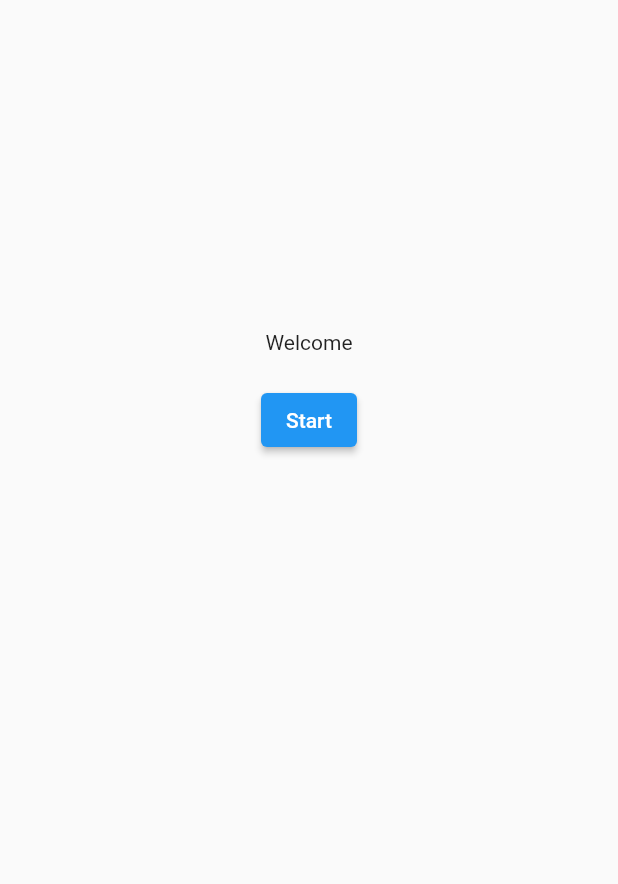
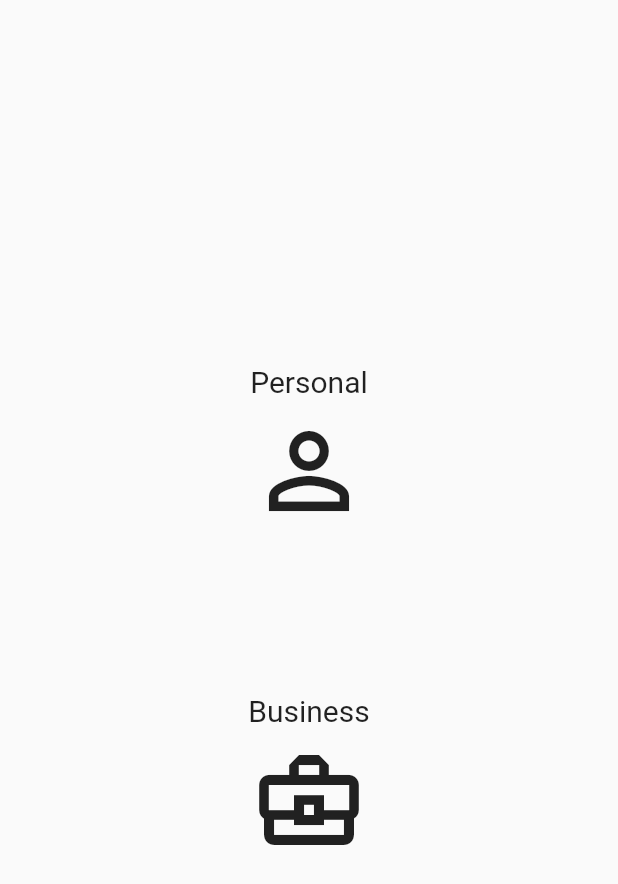
Before and after one commit to WisePumpkin/tryinglogin, a Flutter app: the screen it shows after launch, on a phone screen of 412 x 824 dp. Shown: the top 884 px of the screen. Run offline on Flutter 3.47's test engine with Material 2 defaults, Android fonts, the phone set to English and light mode, and no system bars.

Commit message:
Seperated personal and business login

```diff
--- a/lib/intro.dart
+++ b/lib/intro.dart
@@ -1,4 +1,5 @@
 import 'package:flutter/material.dart';
+import 'package:tryinglogin/businesslogin.dart';
 import 'package:tryinglogin/login.dart';
 
 class intro extends StatelessWidget {
@@ -9,19 +10,30 @@ class intro extends StatelessWidget {
     return Scaffold(
 
       body: SafeArea(
-        child:Column(
-          children:[
-            const SizedBox(height: 220),
-            const Center(child: Text("Welcome")),
-            const Center(child: SizedBox(height: 20,)),
-            Center(
-              child: ElevatedButton(
-                  onPressed:
-                      ()=>Navigator.pushReplacement(context, MaterialPageRoute(builder:(context) {return const login();})),
-                  child: const Text("Start")
-              ),
-            )],
+        child: Container(
+          child: Center(
+            child: Column(
+              mainAxisAlignment: MainAxisAlignment.center,
+              children: [
+                const Text("Personal",style: TextStyle(fontSize: 20)),
+                IconButton(
+
+                    onPressed:
+                        ()=>Navigator.push(context, MaterialPageRoute(builder:(context) {return const login();})),
+                    iconSize: 80,
+                    icon: const Icon(Icons.person_outline)),
+                const SizedBox(height: 100),
+                const Text("Business",style: TextStyle(fontSize: 20)),
+                IconButton(
+                    onPressed:
+                        ()=>Navigator.push(context, MaterialPageRoute(builder:(context) {return const businesslogin();})),
+                    icon: Icon(Icons.business_center_outlined),iconSize: 80,)
+
+              ],
+            ),
+          ),
         ),
+
       ),
     );
   }
```
Also changed, not shown: lib/businesslogin.dart (added, +149 -0 lines).
